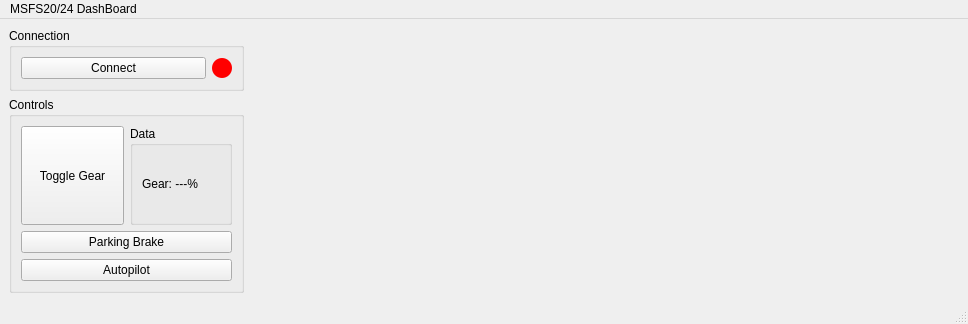
This is src/mainwindow.ui in zacario-li/msfs_dashboard as Qt 5 draws it before an edit. The edited form follows.
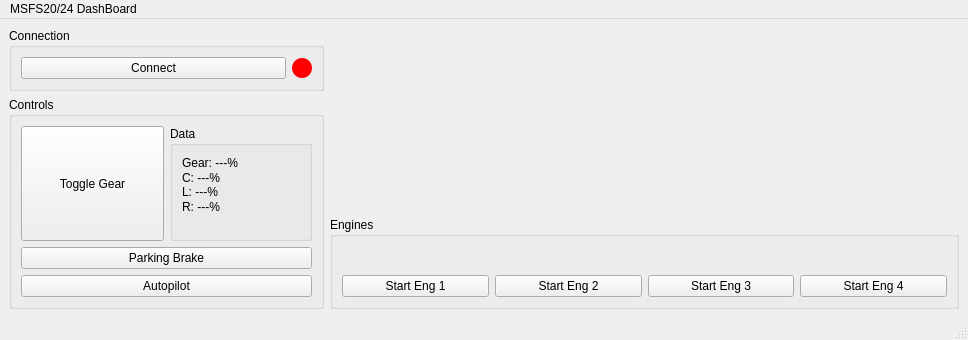
This is the edited form. Custom widgets are drawn as their Qt base class.

Commit message: modify engine layout

Patch:
```diff
--- a/src/mainwindow.ui
+++ b/src/mainwindow.ui
@@ -7,7 +7,7 @@
     <x>0</x>
     <y>0</y>
     <width>968</width>
-    <height>324</height>
+    <height>340</height>
    </rect>
   </property>
   <property name="windowTitle">
@@ -16,7 +16,7 @@
   <widget class="QWidget" name="centralwidget">
    <layout class="QGridLayout" name="gridLayout">
     <item row="1" column="0">
-     <layout class="QHBoxLayout" name="horizontalLayout_2" stretch="2,3,3">
+     <layout class="QHBoxLayout" name="horizontalLayout_2" stretch="1,2">
       <item>
        <layout class="QVBoxLayout" name="verticalLayout_3" stretch="0,2">
         <item>
@@ -97,6 +97,37 @@
                   </property>
                  </widget>
                 </item>
+                <item>
+                 <widget class="QLabel" name="gearCenterLabel">
+                  <property name="text">
+                   <string>C: ---%</string>
+                  </property>
+                 </widget>
+                </item>
+                <item>
+                 <widget class="QLabel" name="gearLeftLabel">
+                  <property name="text">
+                   <string>L: ---%</string>
+                  </property>
+                 </widget>
+                </item>
+                <item>
+                 <widget class="QLabel" name="gearRightLabel">
+                  <property name="text">
+                   <string>R: ---%</string>
+                  </property>
+                 </widget>
+                </item>
+                <item>
+                 <widget class="QLabel" name="gearWarningLabel">
+                  <property name="styleSheet">
+                   <string notr="true">color: red; font-weight: bold;</string>
+                  </property>
+                  <property name="text">
+                   <string/>
+                  </property>
+                 </widget>
+                </item>
                </layout>
               </widget>
              </item>
@@ -128,10 +159,79 @@
        </layout>
       </item>
       <item>
-       <widget class="AttitudeIndicator" name="attitudeIndicator" native="true"/>
-      </item>
-      <item>
-       <widget class="Compass" name="compass" native="true"/>
+       <layout class="QVBoxLayout" name="verticalLayout_4" stretch="2,1">
+        <item>
+         <layout class="QHBoxLayout" name="horizonLayout" stretch="1,1">
+          <item>
+           <widget class="AttitudeIndicator" name="attitudeIndicator" native="true"/>
+          </item>
+          <item>
+           <widget class="Compass" name="compass" native="true"/>
+          </item>
+         </layout>
+        </item>
+        <item>
+         <widget class="QGroupBox" name="engineGroup">
+          <property name="title">
+           <string>Engines</string>
+          </property>
+          <layout class="QGridLayout" name="gridLayout_2">
+           <item row="1" column="0">
+            <widget class="QPushButton" name="eng1Button">
+             <property name="text">
+              <string>Start Eng 1</string>
+             </property>
+             <property name="checkable">
+              <bool>true</bool>
+             </property>
+            </widget>
+           </item>
+           <item row="0" column="0">
+            <widget class="RpmIndicator" name="rpmIndicator1" native="true"/>
+           </item>
+           <item row="0" column="1">
+            <widget class="RpmIndicator" name="rpmIndicator2" native="true"/>
+           </item>
+           <item row="0" column="2">
+            <widget class="RpmIndicator" name="rpmIndicator3" native="true"/>
+           </item>
+           <item row="1" column="1">
+            <widget class="QPushButton" name="eng2Button">
+             <property name="text">
+              <string>Start Eng 2</string>
+             </property>
+             <property name="checkable">
+              <bool>true</bool>
+             </property>
+            </widget>
+           </item>
+           <item row="1" column="2">
+            <widget class="QPushButton" name="eng3Button">
+             <property name="text">
+              <string>Start Eng 3</string>
+             </property>
+             <property name="checkable">
+              <bool>true</bool>
+             </property>
+            </widget>
+           </item>
+           <item row="0" column="3">
+            <widget class="RpmIndicator" name="rpmIndicator4" native="true"/>
+           </item>
+           <item row="1" column="3">
+            <widget class="QPushButton" name="eng4Button">
+             <property name="text">
+              <string>Start Eng 4</string>
+             </property>
+             <property name="checkable">
+              <bool>true</bool>
+             </property>
+            </widget>
+           </item>
+          </layout>
+         </widget>
+        </item>
+       </layout>
       </item>
      </layout>
     </item>
@@ -174,6 +274,12 @@
    <header>Compass.h</header>
    <container>1</container>
   </customwidget>
+  <customwidget>
+   <class>RpmIndicator</class>
+   <extends>QWidget</extends>
+   <header>RpmIndicator.h</header>
+   <container>1</container>
+  </customwidget>
  </customwidgets>
  <resources/>
  <connections/>
```
The commit also changes 6 other files.
